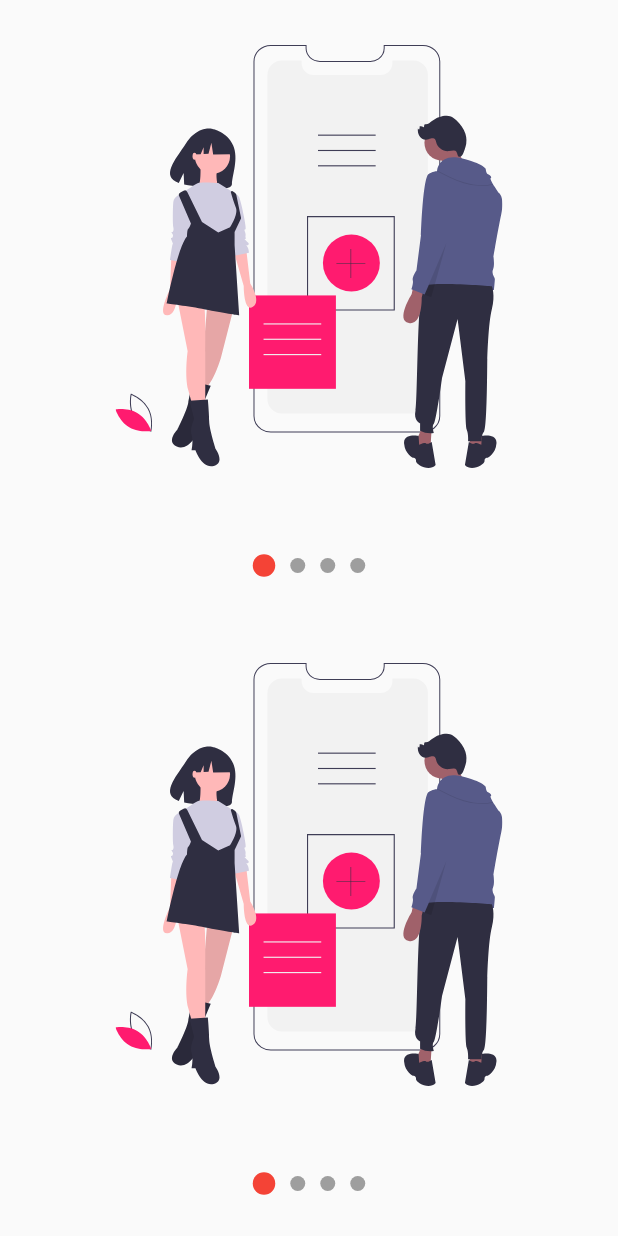
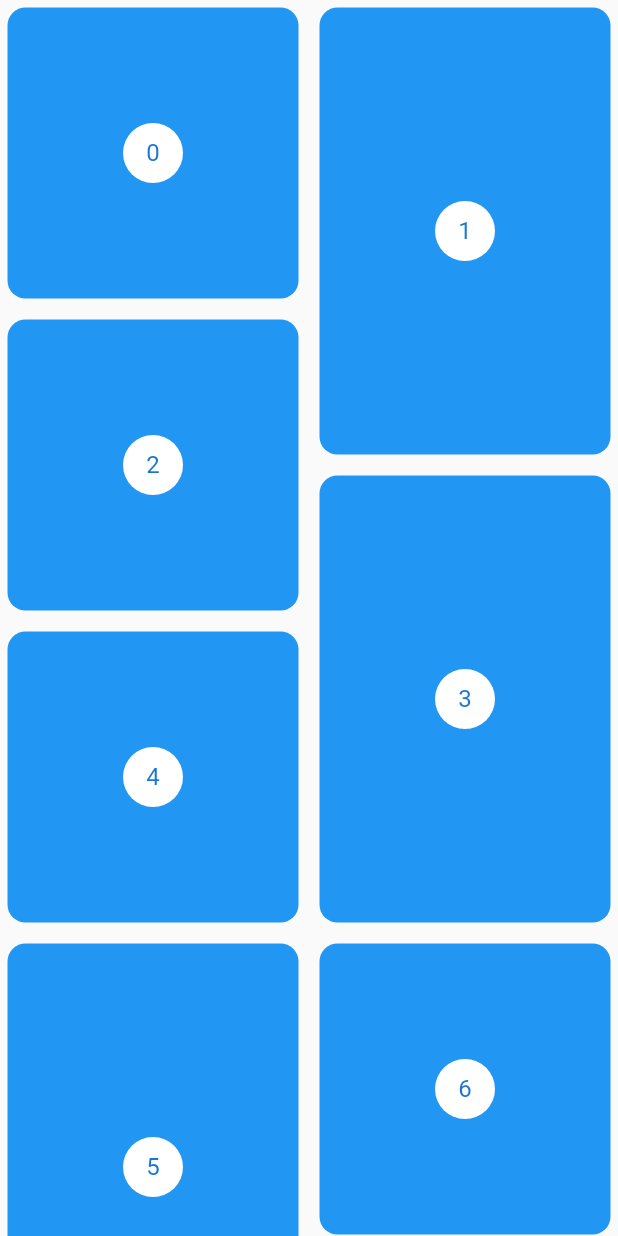
Before and after one commit to urielexis64/flutter_animations, a Flutter app: the screen it shows after launch, on a phone screen of 412 x 824 dp. Run offline on Flutter 3.47's test engine with Material 2 defaults, Android fonts, the phone set to English and light mode, and no system bars; our stand-ins replace flutter_svg.

Commit message:
Starting pinterest page

```diff
--- a/lib/main.dart
+++ b/lib/main.dart
@@ -1,3 +1,4 @@
+import 'package:custom_painter/src/pages/pinterest_page.dart';
 import 'package:custom_painter/src/pages/slideshow_page.dart';
 import 'package:flutter/material.dart';
 
@@ -9,6 +10,6 @@ class MyApp extends StatelessWidget {
     return MaterialApp(
         debugShowCheckedModeBanner: false,
         title: 'Designs App',
-        home: SlideshowPage());
+        home: PinterestPage());
   }
 }
--- /dev/null
+++ b/lib/src/pages/pinterest_page.dart
@@ -0,0 +1,51 @@
+import 'package:flutter/material.dart';
+import 'package:flutter_staggered_grid_view/flutter_staggered_grid_view.dart';
+
+class PinterestPage extends StatelessWidget {
+  @override
+  Widget build(BuildContext context) {
+    return Scaffold(
+      body: Center(
+        child: PinterestGrid(),
+      ),
+    );
+  }
+}
+
+class PinterestGrid extends StatelessWidget {
+  final List<int> items = List.generate(200, (index) => index);
+
+  @override
+  Widget build(BuildContext context) {
+    return new StaggeredGridView.countBuilder(
+      crossAxisCount: 4,
+      itemCount: items.length,
+      itemBuilder: (BuildContext context, int index) => _PinterestItem(index),
+      staggeredTileBuilder: (int index) =>
+          new StaggeredTile.count(2, index.isEven ? 2 : 3),
+      mainAxisSpacing: 4.0,
+      crossAxisSpacing: 4.0,
+    );
+  }
+}
+
+class _PinterestItem extends StatelessWidget {
+  final int index;
+
+  _PinterestItem(this.index);
+
+  @override
+  Widget build(BuildContext context) {
+    return new Container(
+        margin: EdgeInsets.all(5),
+        decoration: BoxDecoration(
+            color: Colors.blue,
+            borderRadius: BorderRadius.all(Radius.circular(12))),
+        child: new Center(
+          child: new CircleAvatar(
+            backgroundColor: Colors.white,
+            child: new Text('$index'),
+          ),
+        ));
+  }
+}
```
